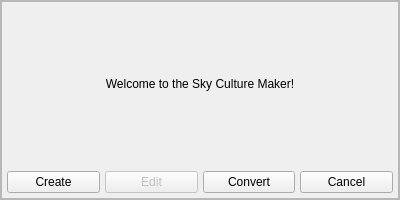
This is plugins/SkyCultureMaker/src/gui/scmStartDialog.ui in Stellarium/stellarium as Qt 5 draws it before an edit. The edited form follows.
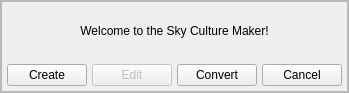
This is the edited form. Custom widgets are drawn as their Qt base class.

What changed in the file:
```diff
--- a/plugins/SkyCultureMaker/src/gui/scmStartDialog.ui
+++ b/plugins/SkyCultureMaker/src/gui/scmStartDialog.ui
@@ -6,8 +6,8 @@
    <rect>
     <x>0</x>
     <y>0</y>
-    <width>400</width>
-    <height>200</height>
+    <width>304</width>
+    <height>93</height>
    </rect>
   </property>
   <property name="styleSheet">
@@ -103,6 +103,9 @@
              <property name="alignment">
               <set>Qt::AlignCenter</set>
              </property>
+             <property name="margin">
+              <number>20</number>
+             </property>
             </widget>
            </item>
            <item>
```
